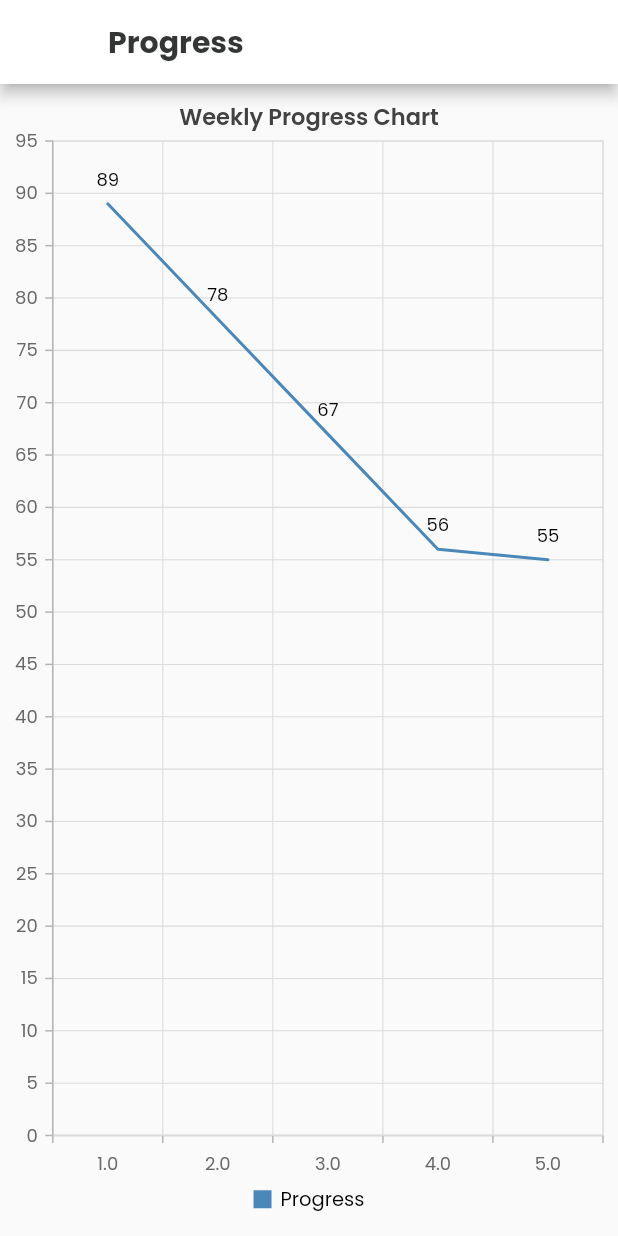
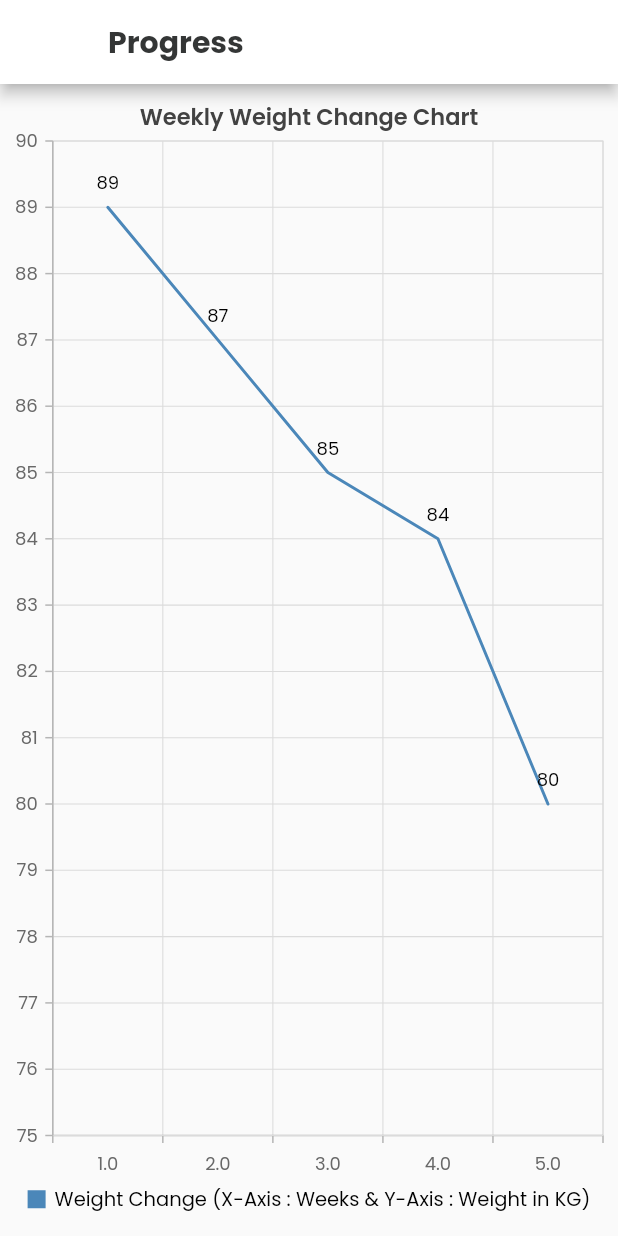
Before and after one commit to IndunilAravinda/IIT-SDGP---EatRight-FLutter-App, a Flutter app: the ProgressPage screen opened directly, on a phone screen of 412 x 824 dp. Run offline on Flutter 3.47's test engine with Material 2 defaults, Android fonts, the phone set to English and light mode, and no system bars; our stand-ins replace cloud_firestore, firebase_auth, firebase_core, flutter_svg, shared_preferences and 2 more; missing offline and left inert: dart:ffi, firebase_ml_model_downloader, tflite_flutter; accounts and stored records are empty; project files that could hold a hidden picture were left out.

Commit message:
Progresspage bug fixed

```diff
--- a/lib/screens/progress/progress.dart
+++ b/lib/screens/progress/progress.dart
@@ -6,10 +6,10 @@ import 'package:syncfusion_flutter_charts/charts.dart';
 class ProgressPage extends StatelessWidget {
   List<ProgressData> data = [
     ProgressData(1, 89),
-    ProgressData(2, 78),
-    ProgressData(3, 67),
-    ProgressData(4, 56),
-    ProgressData(5, 55),
+    ProgressData(2, 87),
+    ProgressData(3, 85),
+    ProgressData(4, 84),
+    ProgressData(5, 80),
   ];
 
   ProgressPage({Key? key}) : super(key: key);
@@ -36,7 +36,7 @@ class ProgressPage extends StatelessWidget {
         body: Container(
             child: SfCartesianChart(
                 primaryXAxis: CategoryAxis(),
-                title: ChartTitle(text: 'Weekly Progress Chart'),
+                title: ChartTitle(text: 'Weekly Weight Change Chart'),
                 legend: Legend(isVisible: true),
                 tooltipBehavior: TooltipBehavior(enable: true),
                 series: <ChartSeries<ProgressData, double>>[
@@ -44,7 +44,7 @@ class ProgressPage extends StatelessWidget {
                 dataSource: data,
                 xValueMapper: (ProgressData progress, _) => progress.week,
                 yValueMapper: (ProgressData progress, _) => progress.weight,
-                name: 'Progress',
+                name: 'Weight Change (X-Axis : Weeks & Y-Axis : Weight in KG)',
                 dataLabelSettings: DataLabelSettings(isVisible: true),
               )
             ])));
```
